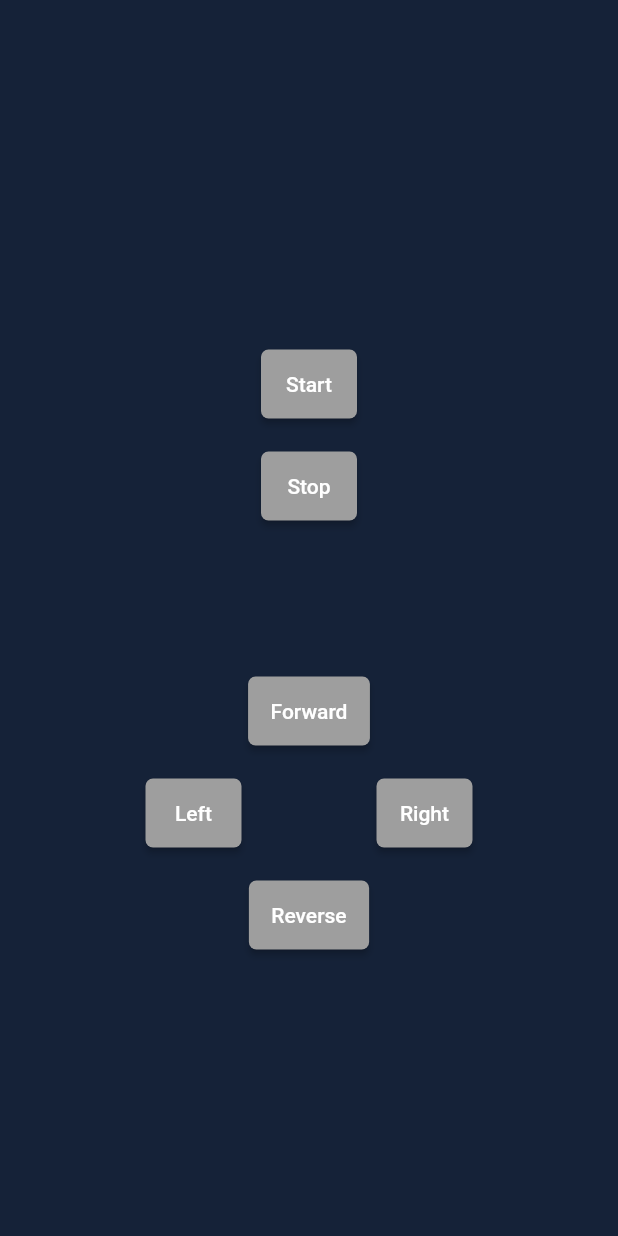
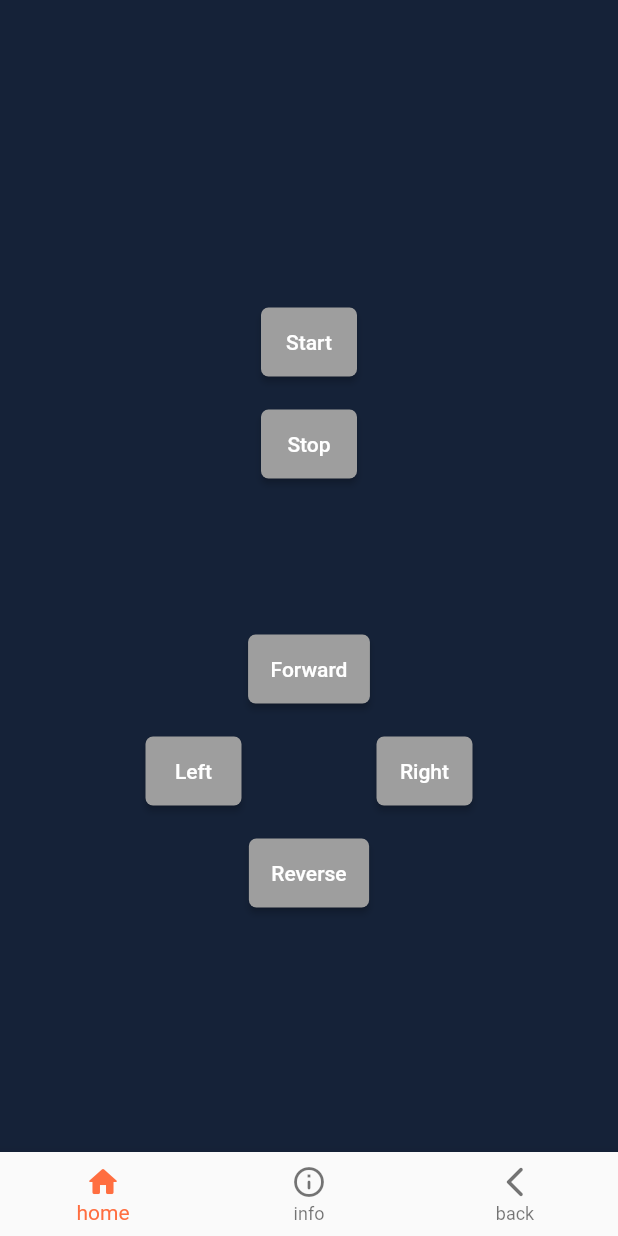
Before and after one commit to omicronrobot/flutterApp, a Flutter app: the PortraitView screen opened directly, after a tap on "Stop", on a phone screen of 412 x 824 dp. Run offline on Flutter 3.47's test engine with Material 2 defaults, Android fonts, the phone set to English and light mode, and no system bars; network calls fail.

```diff
--- a/lib/pages/home.dart
+++ b/lib/pages/home.dart
@@ -1,6 +1,7 @@
 import 'package:flutter/material.dart';
-import 'package:testapp/widgets/landscape.dart';
-import 'package:testapp/widgets/portrait.dart';
+import 'package:testapp/pages/loading.dart';
+import 'package:testapp/pages/setup.dart';
+import 'package:testapp/widgets/orientation.dart';
 
 class Home extends StatefulWidget {
   const Home({Key? key}) : super(key: key);
@@ -10,15 +11,45 @@ class Home extends StatefulWidget {
 }
 
 class _HomeState extends State<Home> {
+  int pageIndex = 0;
+
+  static List<Widget> pages = <Widget>[
+    const OrientationPage(),
+    const Loading(),
+    const SetupPage(),
+  ];
+
+  void onItemTapped(int index) {
+    setState(() {
+      pageIndex = index;
+    });
+  }
+
   @override
   Widget build(BuildContext context) {
-    final deviceOrientation = MediaQuery.of(context).orientation;
-    // ignore: prefer_const_constructors, avoid_unnecessary_containers
     return Scaffold(
-      backgroundColor: const Color(0xff152238),
-      body: deviceOrientation == Orientation.portrait
-          ? const PortraitView()
-          : const LandscapeView(),
+      body: Center(
+        child: pages.elementAt(pageIndex),
+      ),
+     bottomNavigationBar: BottomNavigationBar(
+        items: const <BottomNavigationBarItem>[
+          BottomNavigationBarItem(
+            icon: Icon(Icons.home_rounded),
+            label: 'home',
+          ),
+          BottomNavigationBarItem(
+            icon: Icon(Icons.info_outline_rounded),
+            label: 'info',
+          ),
+          BottomNavigationBarItem(
+            icon: Icon(Icons.arrow_back_ios_new_rounded),
+            label: 'back',
+          ),
+        ],
+        currentIndex: pageIndex,
+        selectedItemColor: Colors.deepOrangeAccent,
+        onTap: onItemTapped,
+      ),
     );
   }
 }
--- a/lib/pages/loading.dart
+++ b/lib/pages/loading.dart
@@ -104,7 +104,8 @@ class _LoadingState extends State<Loading> {
                       }));
                     },
                     style: TextButton.styleFrom(
-                      foregroundColor: Colors.white, shape: RoundedRectangleBorder(
+                      foregroundColor: Colors.white,
+                      shape: RoundedRectangleBorder(
                           borderRadius: BorderRadius.circular(5.0)),
                       padding: const EdgeInsets.all(15),
                       backgroundColor: Colors.blue[400],
--- /dev/null
+++ b/lib/widgets/orientation.dart
@@ -0,0 +1,26 @@
+import 'package:flutter/material.dart';
+import 'package:testapp/widgets/landscape.dart';
+import 'package:testapp/widgets/portrait.dart';
+
+class OrientationPage extends StatefulWidget {
+  const OrientationPage({super.key});
+
+  @override
+  State<OrientationPage> createState() => _OrientationPageState();
+}
+
+class _OrientationPageState extends State<OrientationPage> {
+
+  @override
+  Widget build(BuildContext context) {
+    final deviceOrientation = MediaQuery.of(context).orientation;
+
+    return Scaffold(
+      body: Center(
+        child: deviceOrientation == Orientation.portrait
+            ? const PortraitView()
+            : const LandscapeView(),
+      ),
+    );
+  }
+}
--- a/lib/widgets/portrait.dart
+++ b/lib/widgets/portrait.dart
@@ -3,12 +3,20 @@ import 'package:testapp/pages/home.dart';
 import 'package:testapp/pages/launch.dart';
 import 'package:testapp/pages/loading.dart';
 
-class PortraitView extends StatelessWidget {
+class PortraitView extends StatefulWidget {
   const PortraitView({Key? key}) : super(key: key);
 
   @override
+  State<PortraitView> createState() => _PortraitViewState();
+}
+
+class _PortraitViewState extends State<PortraitView> {
+
+  @override
   Widget build(BuildContext context) {
-    return Center(
+    return Scaffold(
+      backgroundColor: const Color(0xff152238),
+      body: Center(
         child: Column(
           mainAxisAlignment: MainAxisAlignment.center,
           children: [
@@ -29,7 +37,9 @@ class PortraitView extends StatelessWidget {
                       }));
                     },
                     style: ElevatedButton.styleFrom(
-                    foregroundColor: Colors.white, backgroundColor: Colors.grey, shape: RoundedRectangleBorder(
+                      foregroundColor: Colors.white,
+                      backgroundColor: Colors.grey,
+                      shape: RoundedRectangleBorder(
                           borderRadius: BorderRadius.circular(5.0)),
                       padding: const EdgeInsets.all(15),
                     ),
@@ -44,7 +54,9 @@ class PortraitView extends StatelessWidget {
                       }));
                     },
                     style: ElevatedButton.styleFrom(
-                    foregroundColor: Colors.white, backgroundColor: Colors.grey, shape: RoundedRectangleBorder(
+                      foregroundColor: Colors.white,
+                      backgroundColor: Colors.grey,
+                      shape: RoundedRectangleBorder(
                           borderRadius: BorderRadius.circular(5.0)),
                       padding: const EdgeInsets.all(15),
                     ),
@@ -64,7 +76,9 @@ class PortraitView extends StatelessWidget {
                 }));
               },
               style: ElevatedButton.styleFrom(
-              foregroundColor: Colors.white, backgroundColor: Colors.grey, shape: RoundedRectangleBorder(
+                foregroundColor: Colors.white,
+                backgroundColor: Colors.grey,
+                shape: RoundedRectangleBorder(
                     borderRadius: BorderRadius.circular(5.0)),
                 padding: const EdgeInsets.all(15),
               ),
@@ -85,7 +99,9 @@ class PortraitView extends StatelessWidget {
                       }));
                     },
                     style: ElevatedButton.styleFrom(
-                    foregroundColor: Colors.white, backgroundColor: Colors.grey, shape: RoundedRectangleBorder(
+                      foregroundColor: Colors.white,
+                      backgroundColor: Colors.grey,
+                      shape: RoundedRectangleBorder(
                           borderRadius: BorderRadius.circular(5.0)),
                       padding: const EdgeInsets.all(15),
                     ),
@@ -102,7 +118,9 @@ class PortraitView extends StatelessWidget {
                       }));
                     },
                     style: ElevatedButton.styleFrom(
-                    foregroundColor: Colors.white, backgroundColor: Colors.grey, shape: RoundedRectangleBorder(
+                      foregroundColor: Colors.white,
+                      backgroundColor: Colors.grey,
+                      shape: RoundedRectangleBorder(
                           borderRadius: BorderRadius.circular(5.0)),
                       padding: const EdgeInsets.all(15),
                     ),
@@ -121,7 +139,9 @@ class PortraitView extends StatelessWidget {
                 }));
               },
               style: ElevatedButton.styleFrom(
-              foregroundColor: Colors.white, backgroundColor: Colors.grey, shape: RoundedRectangleBorder(
+                foregroundColor: Colors.white,
+                backgroundColor: Colors.grey,
+                shape: RoundedRectangleBorder(
                     borderRadius: BorderRadius.circular(5.0)),
                 padding: const EdgeInsets.all(15),
               ),
@@ -129,6 +149,7 @@ class PortraitView extends StatelessWidget {
             ),
           ],
         ),
+      ),
     );
   }
 }
--- a/pubspec.yaml
+++ b/pubspec.yaml
@@ -60,8 +60,8 @@ flutter:
   uses-material-design: true
 
   # To add assets to your application, add an assets section, like this:
-  # assets:
-  #   - images/a_dot_burr.jpeg
+  assets:
+    - assets/wavy_background.jpg
   #   - images/a_dot_ham.jpeg
 
   # An image asset can refer to one or more resolution-specific "variants", see
```
Also changed, not shown: lib/main.dart (+10 -12 lines), lib/pages/setup.dart (added, +188 -0 lines), lib/widgets/curved_painter.dart (added, +46 -0 lines), lib/widgets/landscape.dart (+6 -20 lines), assets/wavy_background.jpg (added). Lines whose indentation alone changed are shown as unchanged.
